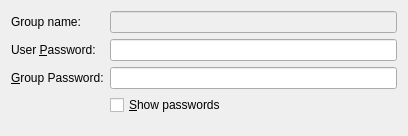
Above: vpn/openswan/openswanauth.ui from KDE/plasma-nm before the change. Below: the same form after it.
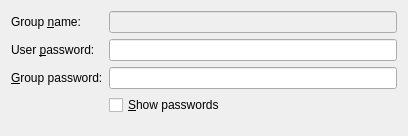
That is the form after the change. Custom widgets are drawn as their Qt base class.

Diff of the .ui file:
```diff
--- a/vpn/openswan/openswanauth.ui
+++ b/vpn/openswan/openswanauth.ui
@@ -14,7 +14,7 @@
    <item row="0" column="0">
     <widget class="QLabel" name="groupNameLabel">
      <property name="text">
-      <string>Group name:</string>
+      <string>Group &amp;name:</string>
      </property>
      <property name="wordWrap">
       <bool>false</bool>
@@ -34,7 +34,7 @@
    <item row="1" column="0">
     <widget class="QLabel" name="userPasswordLabel">
      <property name="text">
-      <string>User &amp;Password:</string>
+      <string>User &amp;password:</string>
      </property>
      <property name="wordWrap">
       <bool>false</bool>
@@ -54,7 +54,7 @@
    <item row="2" column="0">
     <widget class="QLabel" name="groupPasswordLabel">
      <property name="text">
-      <string>&amp;Group Password:</string>
+      <string>&amp;Group password:</string>
      </property>
      <property name="wordWrap">
       <bool>false</bool>
```
